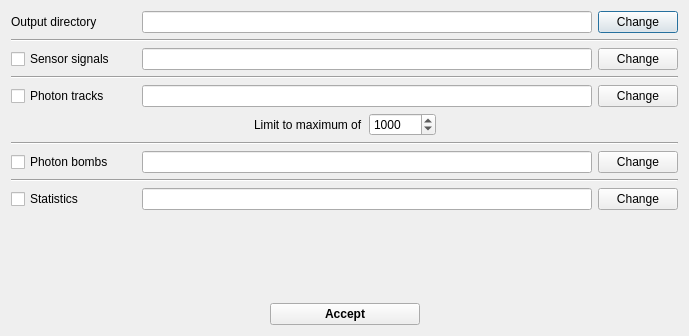
Above: ants3bundle/src/ants3/gui/photsim/aphotonsimoutputdialog.ui from andrmor/ANTS3bundle before the change. Below: the same form after it.
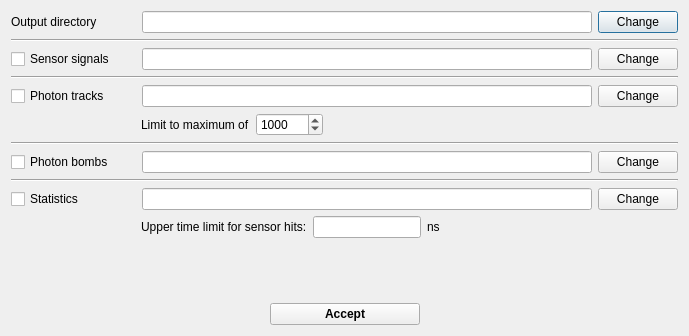
That is the form after the change.

```diff
--- a/ants3bundle/src/ants3/gui/photsim/aphotonsimoutputdialog.ui
+++ b/ants3bundle/src/ants3/gui/photsim/aphotonsimoutputdialog.ui
@@ -111,19 +111,9 @@
    </item>
    <item>
     <layout class="QHBoxLayout" name="horizontalLayout_4">
-     <item>
-      <spacer name="horizontalSpacer_4">
-       <property name="orientation">
-        <enum>Qt::Horizontal</enum>
-       </property>
-       <property name="sizeHint" stdset="0">
-        <size>
-         <width>40</width>
-         <height>20</height>
-        </size>
-       </property>
-      </spacer>
-     </item>
+     <property name="leftMargin">
+      <number>130</number>
+     </property>
      <item>
       <widget class="QLabel" name="label">
        <property name="text">
@@ -227,6 +217,59 @@
      </item>
     </layout>
    </item>
+   <item>
+    <layout class="QHBoxLayout" name="horizontalLayout_8">
+     <property name="leftMargin">
+      <number>130</number>
+     </property>
+     <property name="topMargin">
+      <number>0</number>
+     </property>
+     <item>
+      <widget class="QLabel" name="label_3">
+       <property name="text">
+        <string>Upper time limit for sensor hits:</string>
+       </property>
+      </widget>
+     </item>
+     <item>
+      <widget class="QLineEdit" name="ledTimeLimit">
+       <property name="sizePolicy">
+        <sizepolicy hsizetype="Minimum" vsizetype="Fixed">
+         <horstretch>0</horstretch>
+         <verstretch>0</verstretch>
+        </sizepolicy>
+       </property>
+       <property name="minimumSize">
+        <size>
+         <width>100</width>
+         <height>0</height>
+        </size>
+       </property>
+      </widget>
+     </item>
+     <item>
+      <widget class="QLabel" name="label_4">
+       <property name="text">
+        <string>ns</string>
+       </property>
+      </widget>
+     </item>
+     <item>
+      <spacer name="horizontalSpacer_5">
+       <property name="orientation">
+        <enum>Qt::Horizontal</enum>
+       </property>
+       <property name="sizeHint" stdset="0">
+        <size>
+         <width>40</width>
+         <height>20</height>
+        </size>
+       </property>
+      </spacer>
+     </item>
+    </layout>
+   </item>
    <item>
     <spacer name="verticalSpacer_2">
      <property name="orientation">
```
